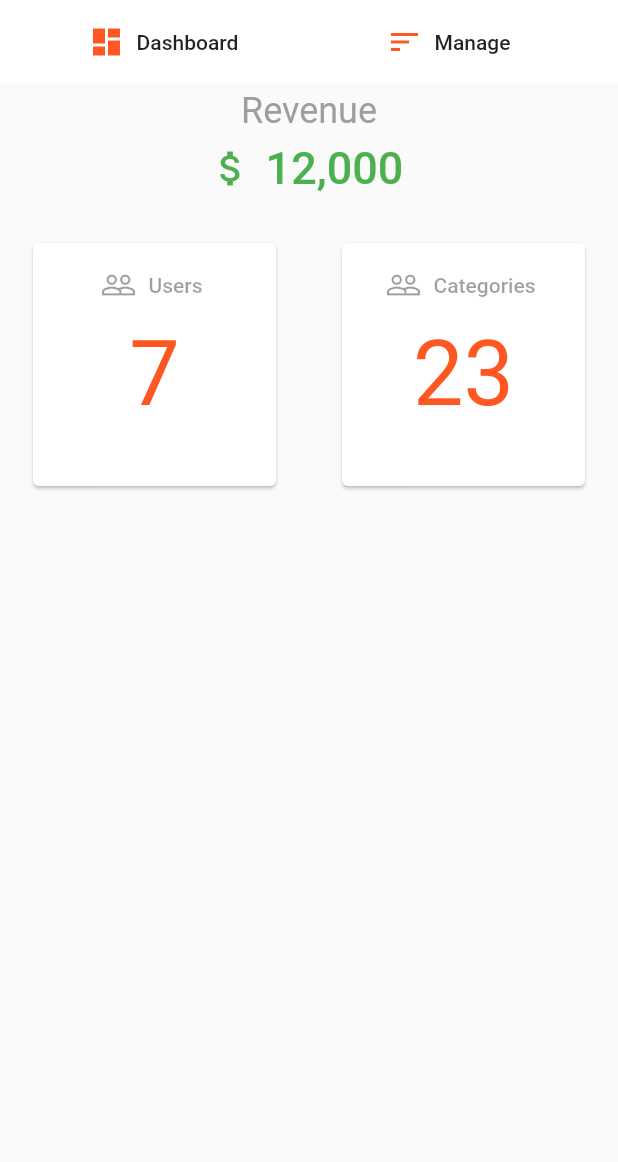
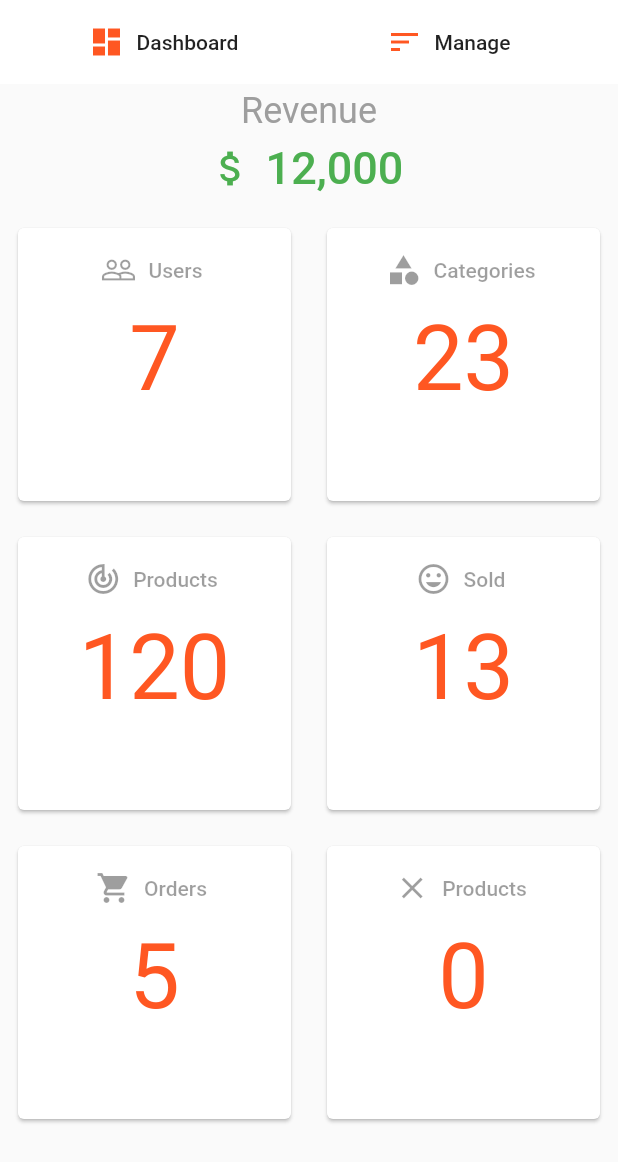
Before and after one commit to Arnoldmn/marcheapp_admi, a Flutter app: the screen it shows after launch, on a phone screen of 412 x 824 dp. Shown: the top 1162 px of the screen. Run offline on Flutter 3.47's test engine with Material 2 defaults, Android fonts, the phone set to English and light mode, and no system bars.

```diff
--- a/lib/screens.dart
+++ b/lib/screens.dart
@@ -83,7 +83,7 @@ class _AdminPanelState extends State<AdminPanel> {
                     crossAxisCount: 2),
                 children: <Widget>[
                   Padding(
-                    padding: const EdgeInsets.all(18.0),
+                    padding: const EdgeInsets.all(8.0),
                     child: Card(
                       child: ListTile(
                         title: FlatButton.icon(
@@ -99,12 +99,12 @@ class _AdminPanelState extends State<AdminPanel> {
                     ),
                   ),
                   Padding(
-                    padding: const EdgeInsets.all(18.0),
+                    padding: const EdgeInsets.all(8.0),
                     child: Card(
                       child: ListTile(
                         title: FlatButton.icon(
                             onPressed: null,
-                            icon: Icon(Icons.people_outline),
+                            icon: Icon(Icons.category),
                             label: Text('Categories')),
                         subtitle: Text(
                           '23',
@@ -114,11 +114,126 @@ class _AdminPanelState extends State<AdminPanel> {
                       ),
                     ),
                   ),
+                  Padding(
+                    padding: const EdgeInsets.all(8.0),
+                    child: Card(
+                      child: ListTile(
+                        title: FlatButton.icon(
+                            onPressed: null,
+                            icon: Icon(Icons.track_changes),
+                            label: Text('Products')),
+                        subtitle: Text(
+                          '120',
+                          textAlign: TextAlign.center,
+                          style: TextStyle(color: active, fontSize: 60.0),
+                        ),
+                      ),
+                    ),
+                  ),
+                  Padding(
+                    padding: const EdgeInsets.all(8.0),
+                    child: Card(
+                      child: ListTile(
+                        title: FlatButton.icon(
+                            onPressed: null,
+                            icon: Icon(Icons.tag_faces),
+                            label: Text('Sold')),
+                        subtitle: Text(
+                          '13',
+                          textAlign: TextAlign.center,
+                          style: TextStyle(color: active, fontSize: 60.0),
+                        ),
+                      ),
+                    ),
+                  ),
+                  Padding(
+                    padding: const EdgeInsets.all(8.0),
+                    child: Card(
+                      child: ListTile(
+                        title: FlatButton.icon(
+                            onPressed: null,
+                            icon: Icon(Icons.shopping_cart),
+                            label: Text('Orders')),
+                        subtitle: Text(
+                          '5',
+                          textAlign: TextAlign.center,
+                          style: TextStyle(color: active, fontSize: 60.0),
+                        ),
+                      ),
+                    ),
+                  ),
+                  Padding(
+                    padding: const EdgeInsets.all(8.0),
+                    child: Card(
+                      child: ListTile(
+                        title: FlatButton.icon(
+                            onPressed: null,
+                            icon: Icon(Icons.close),
+                            label: Text('Products')),
+                        subtitle: Text(
+                          '0',
+                          textAlign: TextAlign.center,
+                          style: TextStyle(color: active, fontSize: 60.0),
+                        ),
+                      ),
+                    ),
+                  )
                 ],
               ),
             ),
           ],
         );
+        break;
+      case Page.manage:
+        return ListView(
+          children: <Widget>[
+            ListTile(
+              leading: Icon(Icons.add),
+              title: Text("Add product"),
+              onTap: () {},
+            ),
+            Divider(),
+            ListTile(
+              leading: Icon(Icons.change_history),
+              title: Text("Products list"),
+              onTap: () {},
+            ),
+            Divider(),
+            ListTile(
+              leading: Icon(Icons.add),
+              title: Text("Add product"),
+              onTap: () {},
+            ),
+            Divider(),
+            ListTile(
+              leading: Icon(Icons.add_circle),
+              title: Text("Add category"),
+              onTap: () {},
+            ),
+            Divider(),
+            ListTile(
+              leading: Icon(Icons.category),
+              title: Text("Category List"),
+              onTap: () {},
+            ),
+            Divider(),
+            ListTile(
+              leading: Icon(Icons.add_circle_outline),
+              title: Text("Add brand"),
+              onTap: () {},
+            ),
+            Divider(),
+            ListTile(
+              leading: Icon(Icons.library_books),
+              title: Text("Brand list"),
+              onTap: () {},
+            ),
+            Divider(),
+          ],
+        );
+        break;
+      default:
+        return Container();
     }
   }
 }
```
Also changed, not shown: pubspec.yaml (+9 -10 lines), pubspec.lock, 4 other files.
